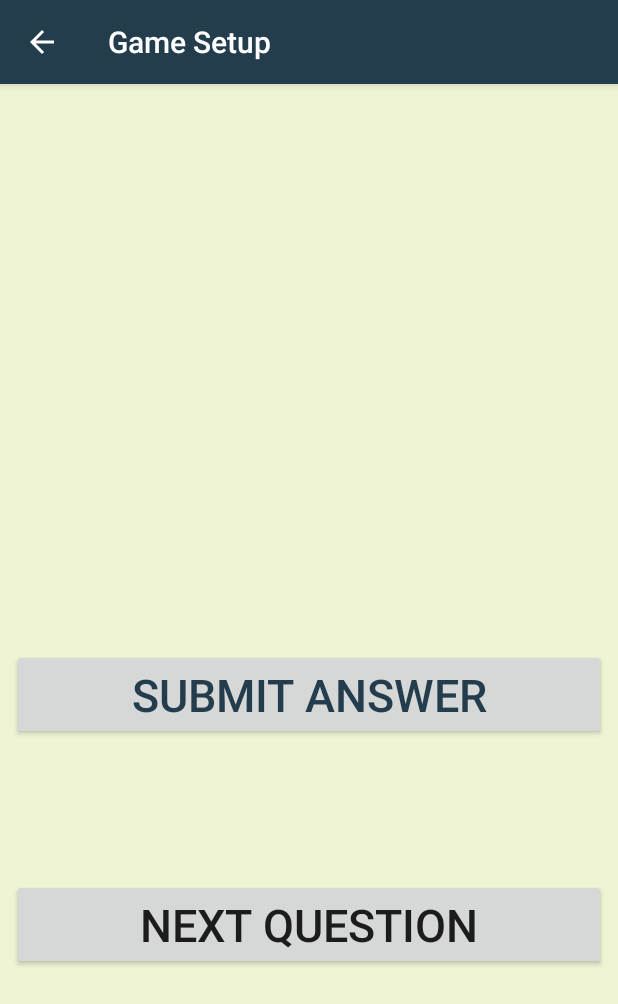
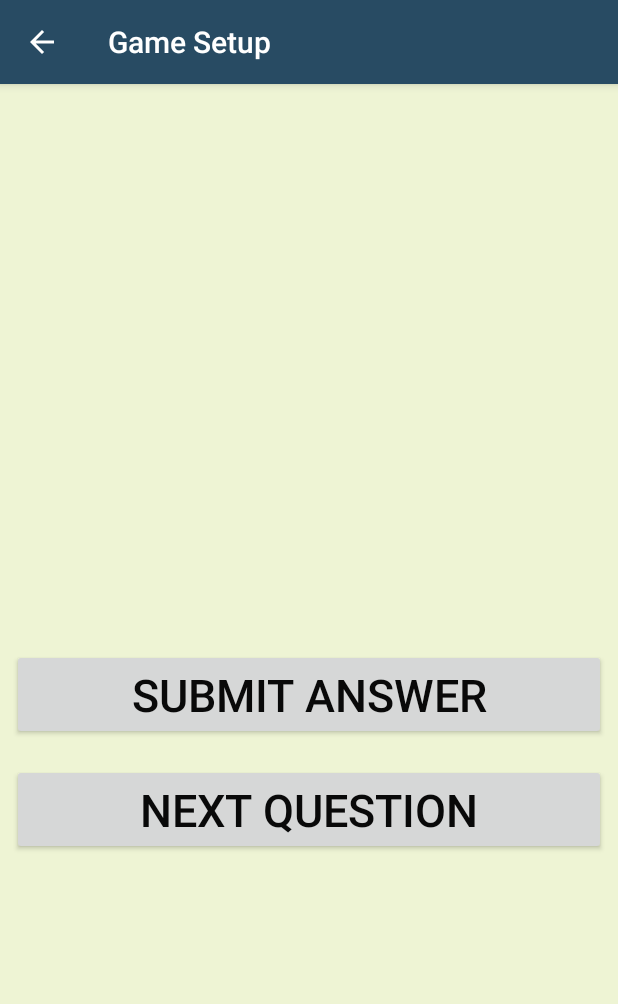
Before and after one commit to powersst/cs496, an Android app: the InGameActivity screen opened directly, with no data from a screen before it, on a phone screen of 412 x 824 dp. Shown: the top 1004 px of the screen. Run offline under Robolectric (Android 15) with nearby library versions, the phone set to English and light mode, and no system bars; 1 statement that could not run was skipped.

Commit message:
colors and next button fixed

```diff
--- a/TriviaTrouble/app/src/main/res/layout/activity_in_game.xml
+++ b/TriviaTrouble/app/src/main/res/layout/activity_in_game.xml
@@ -96,30 +96,31 @@
                 android:text="@string/inGame_SubmitBtn"/>
 
             <Button
-                android:id="@+id/finishBtn"
+                android:id="@+id/nextBtn"
                 android:layout_width="match_parent"
                 android:layout_height="wrap_content"
-                android:textAlignment="center"
-                android:textSize="30sp"
+                android:layout_marginBottom="-55dp"
                 android:layout_marginLeft="8dp"
                 android:layout_marginRight="8dp"
-                android:layout_marginBottom="16dp"
                 android:gravity="bottom"
                 android:textColor="@color/colorText"
-                android:visibility="invisible"
-                android:text="@string/inGame_FinishBtn"/>
+                android:text="@string/inGame_NextBtn"
+                android:textAlignment="center"
+                android:textSize="30sp" />
 
             <Button
-                android:id="@+id/nextBtn"
+                android:id="@+id/finishBtn"
                 android:layout_width="match_parent"
                 android:layout_height="wrap_content"
                 android:layout_marginBottom="16dp"
                 android:layout_marginLeft="8dp"
                 android:layout_marginRight="8dp"
                 android:gravity="bottom"
-                android:text="@string/inGame_NextBtn"
+                android:text="@string/inGame_FinishBtn"
                 android:textAlignment="center"
-                android:textSize="30sp" />
+                android:textColor="@color/colorText"
+                android:textSize="30sp"
+                android:visibility="invisible" />
 
         </LinearLayout>
     </ScrollView>
--- a/TriviaTrouble/app/src/main/res/values/colors.xml
+++ b/TriviaTrouble/app/src/main/res/values/colors.xml
@@ -1,11 +1,11 @@
 <?xml version="1.0" encoding="utf-8"?>
 <resources>
-    <color name="colorPrimary">#233D4D</color>
-    <color name="colorPrimaryDark">#77BA99</color>
+    <color name="colorPrimary">#284B63</color>
+    <color name="colorPrimaryDark">#0E7C7B</color>
     <color name="colorBackground">#EEF4D4</color>
-    <color name="colorAccent">#604020</color>
-    <color name="colorText">#233D4D</color>
-    <color name="colorAnswerButton_Pressed">#59C9A5</color>
+    <color name="colorAccent">#0E7C7B</color>
+    <color name="colorText">#090909</color>
+    <color name="colorAnswerButton_Pressed">#17BEBB</color>
     <color name="colorAnswerButton_CorrectAnswer">#7EE081</color>
     <color name="colorAnswerButton_IncorrectAnswer">#FF3C38</color>
 </resources>
```
